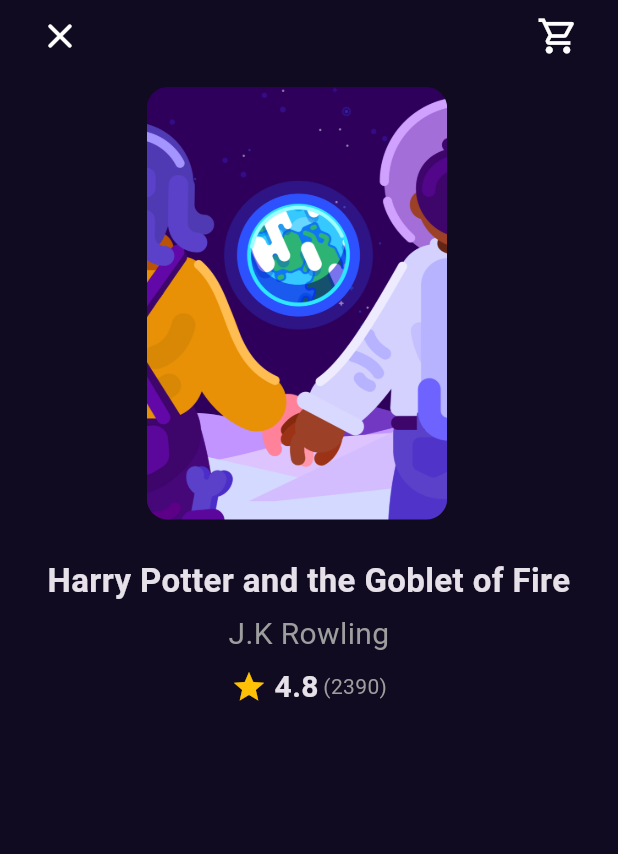
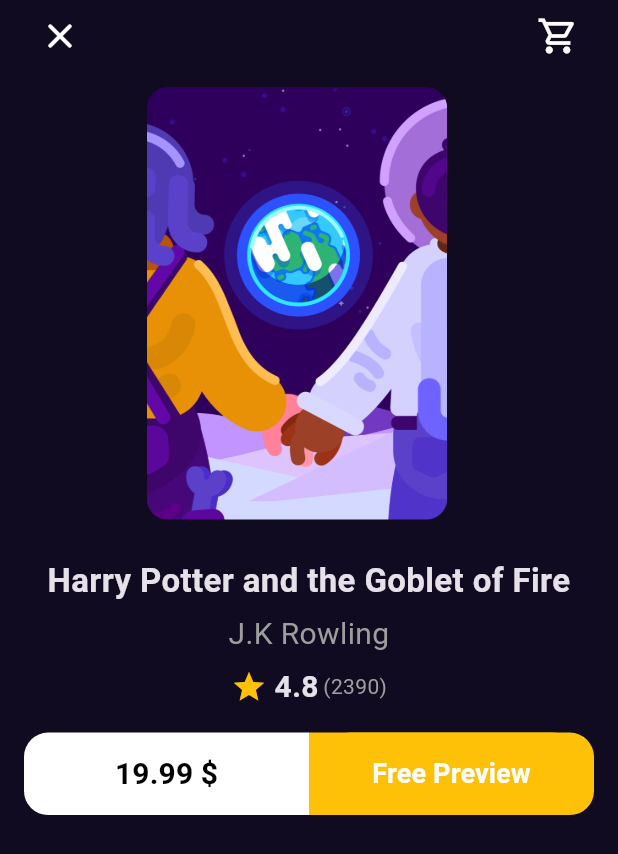
Before and after one commit to abanoubMaher70/bookly_app, a Flutter app: the BookDetailsView screen opened by its route, on a phone screen of 412 x 824 dp. Shown: the top 854 px of the screen. Run offline on Flutter 3.47's test engine with Material 3 defaults, Android fonts, the phone set to English and light mode, and no system bars; our stand-ins replace flutter_svg, go_router.

Commit message:
adding book preview button & pricing

```diff
--- /dev/null
+++ b/lib/core/widgets/custom_button.dart
@@ -0,0 +1,70 @@
+import 'package:bookly_app/core/utils/styles.dart';
+import 'package:flutter/material.dart';
+
+class BookPreviewButton extends StatelessWidget {
+  const BookPreviewButton({super.key});
+
+  @override
+  Widget build(BuildContext context) {
+    return Expanded(
+      child: Container(
+        height: 55,
+        decoration: const BoxDecoration(
+          color: Colors.amber,
+          borderRadius: BorderRadius.only(
+            topRight: Radius.circular(16),
+            bottomRight: Radius.circular(16),
+          ),
+        ),
+        child: ElevatedButton(
+          style: ElevatedButton.styleFrom(
+            backgroundColor: Colors.amber,
+            foregroundColor: Colors.deepOrange,
+            shadowColor: Colors.transparent,
+            padding: const EdgeInsets.all(0),
+          ),
+          onPressed: () {},
+          child: Text(
+            "Free Preview",
+            style: Styles.textStyle20.copyWith(
+              color: Colors.white,
+              fontSize: 18,
+            ),
+          ),
+        ),
+      ),
+    );
+  }
+}
+
+class PricingButton extends StatelessWidget {
+  const PricingButton({super.key});
+
+  @override
+  Widget build(BuildContext context) {
+    return Expanded(
+      child: Container(
+        height: 55,
+        decoration: const BoxDecoration(
+          color: Colors.white,
+          borderRadius: BorderRadius.only(
+            topLeft: Radius.circular(16),
+            bottomLeft: Radius.circular(16),
+          ),
+        ),
+        child: ElevatedButton(
+          style: ElevatedButton.styleFrom(
+            backgroundColor: Colors.transparent,
+            shadowColor: Colors.transparent,
+            padding: const EdgeInsets.all(0),
+          ),
+          onPressed: () {},
+          child: Text(
+            "19.99 \$",
+            style: Styles.textStyle20.copyWith(color: Colors.black),
+          ),
+        ),
+      ),
+    );
+  }
+}
--- a/lib/features/home/presentation/views/widgets/books_details_section.dart
+++ b/lib/features/home/presentation/views/widgets/books_details_section.dart
@@ -1,4 +1,5 @@
 import 'package:bookly_app/core/utils/styles.dart';
+import 'package:bookly_app/core/widgets/custom_button.dart';
 import 'package:bookly_app/features/home/presentation/views/widgets/book_cover_item.dart';
 import 'package:bookly_app/features/home/presentation/views/widgets/custom_rating.dart';
 import 'package:flutter/material.dart';
@@ -11,7 +12,7 @@
     return Column(
       children: [
         SizedBox(
-          width: MediaQuery.of(context).size.width * 0.525,
+          width: MediaQuery.sizeOf(context).width * 0.525,
           child: const BookCoverItem(),
         ),
         const SizedBox(height: 25),
@@ -34,10 +35,7 @@
         const SizedBox(height: 16),
         const Row(
           mainAxisAlignment: MainAxisAlignment.center,
-          children: [
-            // PricingButton(),
-            // BookPreviewButton(),
-          ],
+          children: [PricingButton(), BookPreviewButton()],
         ),
       ],
     );
```
Also changed, not shown: lib/core/widgets/custom_text_field.dart (added, +99 -0 lines).
